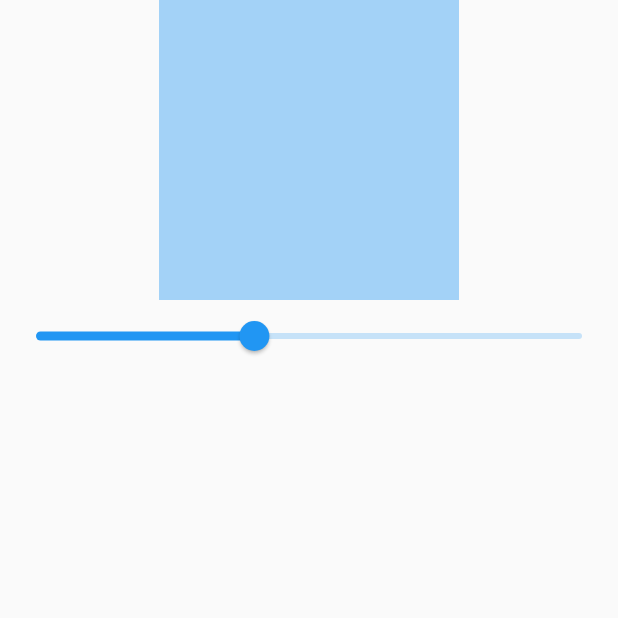
After one commit to SMAmmadAli/GetX, a Flutter app: the screen it shows after launch, after a tap on "Add Number", after a tap on "Next Screen", on a phone screen of 412 x 824 dp, the top half of it. The commit adds this screen. Run offline on Flutter 3.47's test engine with Material 2 defaults, Android fonts, the phone set to English and light mode, and no system bars; our stand-ins replace get.

Commit message:
change opacity of color in container with slider.

```diff
--- a/lib/controller/counter_controller.dart
+++ b/lib/controller/counter_controller.dart
@@ -1,4 +1,5 @@
 import 'package:get/get.dart';
+import 'package:state_management_getx/view/opacity_slider.dart';
 
 class CounterController extends GetxController {
   RxInt number = 1.obs;
@@ -7,4 +8,8 @@ class CounterController extends GetxController {
     number.value++;
     print(number.value);
   }
+
+  MoveToNewScreen() {
+    Get.to(OpacitySlider());
+  }
 }
--- /dev/null
+++ b/lib/controller/opacity_slider_controller.dart
@@ -0,0 +1,9 @@
+import 'package:get/get.dart';
+
+class SliderController extends GetxController {
+  RxDouble opacity = 0.4.obs;
+
+  setOpacity(double value) {
+    opacity.value = value;
+  }
+}
--- a/lib/view/homeview.dart
+++ b/lib/view/homeview.dart
@@ -62,7 +62,12 @@ class HomeView extends StatelessWidget {
                 onPressed: () {
                   counterController.incrementNumber();
                 },
-                child: const Text("Add Number"))
+                child: const Text("Add Number")),
+            ElevatedButton(
+                onPressed: () {
+                  counterController.MoveToNewScreen();
+                },
+                child: Text("Next Screen"))
           ],
         ),
       ),
--- /dev/null
+++ b/lib/view/opacity_slider.dart
@@ -0,0 +1,35 @@
+import 'package:flutter/material.dart';
+import 'package:flutter/src/widgets/framework.dart';
+import 'package:flutter/src/widgets/placeholder.dart';
+import 'package:get/get.dart';
+import 'package:state_management_getx/controller/opacity_slider_controller.dart';
+
+class OpacitySlider extends StatelessWidget {
+  OpacitySlider({super.key});
+  SliderController sliderController = Get.put(SliderController());
+
+  @override
+  Widget build(BuildContext context) {
+    return Scaffold(
+      body: Column(
+        children: [
+          Obx(
+            () => Container(
+              height: 200,
+              width: 200,
+              color: Colors.blue.withOpacity(sliderController.opacity.value),
+            ),
+          ),
+          Obx(
+            () => Slider(
+              value: sliderController.opacity.value,
+              onChanged: (value) {
+                sliderController.setOpacity(value);
+              },
+            ),
+          )
+        ],
+      ),
+    );
+  }
+}
```
